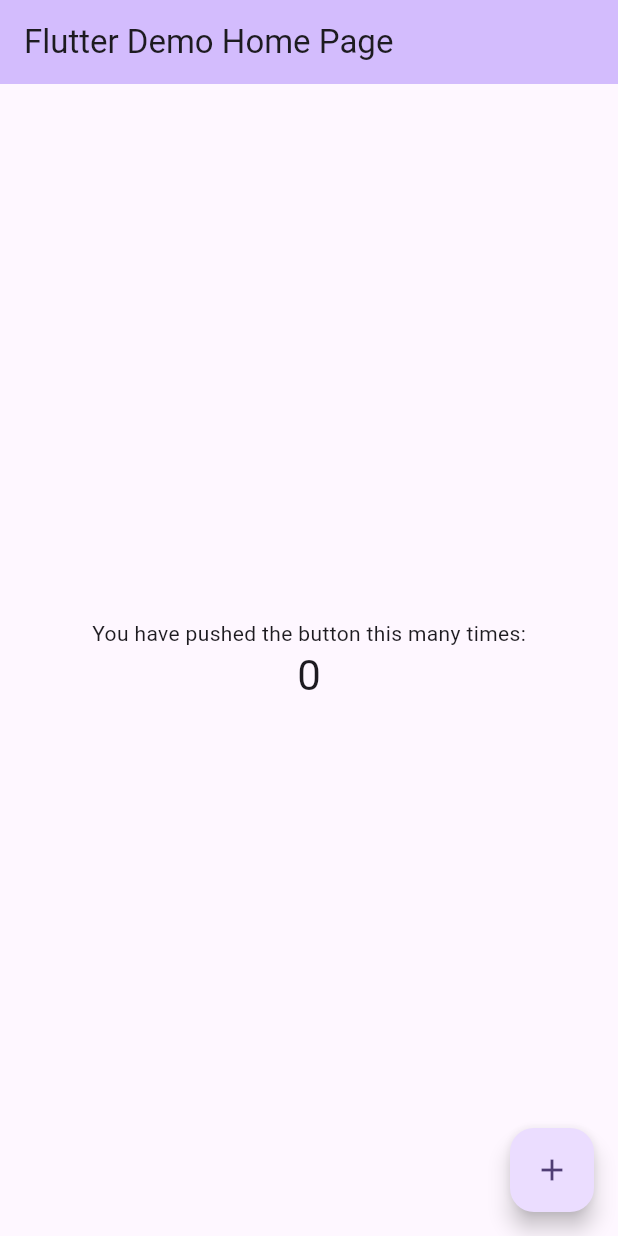
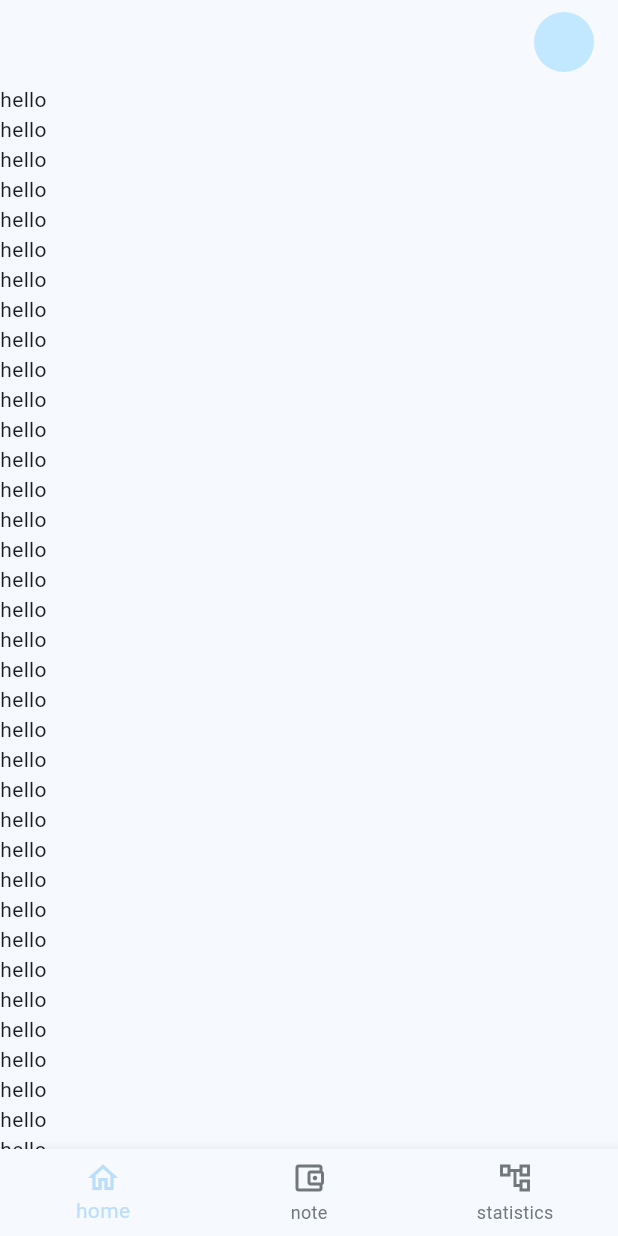
Before and after one commit to kilicmu/focus_now_mobile, a Flutter app: the screen it shows after launch, on a phone screen of 412 x 824 dp. Run offline on Flutter 3.47's test engine with Material 2 defaults, Android fonts, the phone set to English and light mode, and no system bars.

Commit message:
feat: app home sketch

```diff
--- /dev/null
+++ b/lib/l10n/intl_en.arb
@@ -0,0 +1,11 @@
+{
+  "@_APP": {},
+  "app_name": "Focus Now",
+  "app_title": "Focus Now",
+
+  "@_APP_HOME": {},
+  "app_bottom_bar_icon_home_name": "home",
+  "app_bottom_bar_icon_note_name": "note",
+  "app_bottom_bar_icon_statistics_name": "statistics",
+  "app_bottom_bar_icon_user_name": "user"
+}
--- /dev/null
+++ b/lib/l10n/intl_zh.arb
@@ -0,0 +1,11 @@
+{
+  "@_APP": {},
+  "app_name": "此刻",
+  "app_title": "此刻",
+
+  "@_APP_HOME": {},
+  "app_bottom_bar_icon_home_name": "首页",
+  "app_bottom_bar_icon_note_name": "轻记",
+  "app_bottom_bar_icon_statistics_name": "统计",
+  "app_bottom_bar_icon_user_name": "用户"
+}
--- a/lib/main.dart
+++ b/lib/main.dart
@@ -1,4 +1,9 @@
+import 'package:flutter/gestures.dart';
 import 'package:flutter/material.dart';
+import 'package:flutter_localizations/flutter_localizations.dart';
+import 'package:focus_now_mobile/page/home/index.dart';
+
+import 'generated/l10n.dart';
 
 void main() {
   runApp(const MyApp());
@@ -11,115 +16,69 @@ class MyApp extends StatelessWidget {
   @override
   Widget build(BuildContext context) {
     return MaterialApp(
-      title: 'Flutter Demo',
+      debugShowCheckedModeBanner: false,
       theme: ThemeData(
-        // This is the theme of your application.
-        //
-        // TRY THIS: Try running your application with "flutter run". You'll see
-        // the application has a blue toolbar. Then, without quitting the app,
-        // try changing the seedColor in the colorScheme below to Colors.green
-        // and then invoke "hot reload" (save your changes or press the "hot
-        // reload" button in a Flutter-supported IDE, or press "r" if you used
-        // the command line to start the app).
-        //
-        // Notice that the counter didn't reset back to zero; the application
-        // state is not lost during the reload. To reset the state, use hot
-        // restart instead.
-        //
-        // This works for code too, not just values: Most code changes can be
-        // tested with just a hot reload.
-        colorScheme: ColorScheme.fromSeed(seedColor: Colors.deepPurple),
+        brightness: Brightness.light,
+        colorScheme: ColorScheme.fromSeed(seedColor: const Color.fromRGBO(0x21, 0x65, 0x83, 1)),
+        backgroundColor: const Color.fromRGBO(0x38, 0x38, 0x38, 1),
+        buttonTheme: const ButtonThemeData(buttonColor: Color.fromRGBO(0xfb, 0x5d, 0x5d, 1)),
         useMaterial3: true,
       ),
-      home: const MyHomePage(title: 'Flutter Demo Home Page'),
+      home: const MyHomePage(),
+      localizationsDelegates: const [
+        S.delegate,
+        GlobalMaterialLocalizations.delegate,
+        GlobalCupertinoLocalizations.delegate,
+        GlobalWidgetsLocalizations.delegate
+      ],
+      // 讲zh设置为第一项,没有适配语言时，英语为首选项
+      supportedLocales: S.delegate.supportedLocales,
     );
   }
 }
 
 class MyHomePage extends StatefulWidget {
-  const MyHomePage({super.key, required this.title});
-
-  // This widget is the home page of your application. It is stateful, meaning
-  // that it has a State object (defined below) that contains fields that affect
-  // how it looks.
-
-  // This class is the configuration for the state. It holds the values (in this
-  // case the title) provided by the parent (in this case the App widget) and
-  // used by the build method of the State. Fields in a Widget subclass are
-  // always marked "final".
-
-  final String title;
+  const MyHomePage({super.key});
 
   @override
   State<MyHomePage> createState() => _MyHomePageState();
 }
 
 class _MyHomePageState extends State<MyHomePage> {
-  int _counter = 0;
-
-  void _incrementCounter() {
-    setState(() {
-      // This call to setState tells the Flutter framework that something has
-      // changed in this State, which causes it to rerun the build method below
-      // so that the display can reflect the updated values. If we changed
-      // _counter without calling setState(), then the build method would not be
-      // called again, and so nothing would appear to happen.
-      _counter++;
-    });
-  }
+  int _tabIdx = 0;
 
   @override
   Widget build(BuildContext context) {
-    // This method is rerun every time setState is called, for instance as done
-    // by the _incrementCounter method above.
-    //
-    // The Flutter framework has been optimized to make rerunning build methods
-    // fast, so that you can just rebuild anything that needs updating rather
-    // than having to individually change instances of widgets.
     return Scaffold(
       appBar: AppBar(
-        // TRY THIS: Try changing the color here to a specific color (to
-        // Colors.amber, perhaps?) and trigger a hot reload to see the AppBar
-        // change color while the other colors stay the same.
-        backgroundColor: Theme.of(context).colorScheme.inversePrimary,
-        // Here we take the value from the MyHomePage object that was created by
-        // the App.build method, and use it to set our appbar title.
-        title: Text(widget.title),
+        leadingWidth: 0,
+        surfaceTintColor: Colors.transparent,
+        backgroundColor: Theme.of(context).backgroundColor,
+        foregroundColor: Colors.transparent,
+        title: Row(children: [
+          Spacer(),
+          Builder(builder: (context) {
+            return GestureDetector(
+              onTap: () {
+                Scaffold.of(context).openDrawer();
+              },
+              child: CircleAvatar(),
+            );
+          })
+        ],),
       ),
-      body: Center(
-        // Center is a layout widget. It takes a single child and positions it
-        // in the middle of the parent.
-        child: Column(
-          // Column is also a layout widget. It takes a list of children and
-          // arranges them vertically. By default, it sizes itself to fit its
-          // children horizontally, and tries to be as tall as its parent.
-          //
-          // Column has various properties to control how it sizes itself and
-          // how it positions its children. Here we use mainAxisAlignment to
-          // center the children vertically; the main axis here is the vertical
-          // axis because Columns are vertical (the cross axis would be
-          // horizontal).
-          //
-          // TRY THIS: Invoke "debug painting" (choose the "Toggle Debug Paint"
-          // action in the IDE, or press "p" in the console), to see the
-          // wireframe for each widget.
-          mainAxisAlignment: MainAxisAlignment.center,
-          children: <Widget>[
-            const Text(
-              'You have pushed the button this many times:',
-            ),
-            Text(
-              '$_counter',
-              style: Theme.of(context).textTheme.headlineMedium,
-            ),
-          ],
-        ),
-      ),
-      floatingActionButton: FloatingActionButton(
-        onPressed: _incrementCounter,
-        tooltip: 'Increment',
-        child: const Icon(Icons.add),
-      ), // This trailing comma makes auto-formatting nicer for build methods.
+      drawer: Drawer(child: Text("hello")),
+      drawerEnableOpenDragGesture: false,
+      body: HomePage(activeIndex: _tabIdx),
+      bottomNavigationBar: BottomNavigationBar(items: [
+        BottomNavigationBarItem(icon: const Icon(Icons.home_outlined), label: S.of(context).app_bottom_bar_icon_home_name,),
+        BottomNavigationBarItem(icon: const Icon(Icons.account_balance_wallet_outlined), label: S.of(context).app_bottom_bar_icon_note_name,),
+        BottomNavigationBarItem(icon: const Icon(Icons.account_tree_outlined), label: S.of(context).app_bottom_bar_icon_statistics_name,),
+      ], currentIndex: _tabIdx, onTap: (idx) {
+        setState(() {
+          _tabIdx = idx;
+        });
+        }, backgroundColor: Theme.of(context).backgroundColor, unselectedItemColor: Theme.of(context).dividerColor, selectedItemColor: Theme.of(context).primaryColorLight),
     );
   }
 }
--- /dev/null
+++ b/lib/page/home/home/home.dart
@@ -0,0 +1,16 @@
+import 'package:flutter/material.dart';
+import 'package:flutter/widgets.dart';
+
+class HomeWidget extends StatefulWidget {
+  const HomeWidget({super.key});
+
+  @override
+  State<HomeWidget> createState() => _HomeWidgetState();
+}
+
+class _HomeWidgetState extends State<HomeWidget> {
+  @override
+  Widget build(BuildContext context) {
+    return ListView(children: [Text("hello"),Text("hello"),Text("hello"),Text("hello"),Text("hello"),Text("hello"),Text("hello"),Text("hello"),Text("hello"),Text("hello"),Text("hello"),Text("hello"),Text("hello"),Text("hello"),Text("hello"),Text("hello"),Text("hello"),Text("hello"),Text("hello"),Text("hello"),Text("hello"),Text("hello"),Text("hello"),Text("hello"),Text("hello"),Text("hello"),Text("hello"),Text("hello"),Text("hello"),Text("hello"),Text("hello"),Text("hello"),Text("hello"),Text("hello"),Text("hello"),Text("hello"),Text("hello"),Text("hello"),Text("hello"),Text("hello"),Text("hello"),Text("hello"),Text("hello"),Text("hello"),Text("hello"),Text("hello"),Text("hello"),Text("hello"),Text("hello"),Text("hello"),Text("hello"),Text("hello"),Text("hello"),Text("hello"),Text("hello"),Text("hello"),Text("hello"),Text("hello"),Text("hello"),Text("hello"),Text("hello"),Text("hello")]);
+  }
+}
--- /dev/null
+++ b/lib/page/home/index.dart
@@ -0,0 +1,29 @@
+import 'package:flutter/widgets.dart';
+import 'package:focus_now_mobile/page/home/home/home.dart';
+import 'package:focus_now_mobile/page/home/note/note.dart';
+import 'package:focus_now_mobile/page/home/statistics/statisics.dart';
+
+enum HomePageIndex {
+  home,
+  note,
+  statistics,
+}
+class HomePage extends StatelessWidget {
+  const HomePage({super.key, required this.activeIndex});
+
+  final int activeIndex;
+
+  @override
+  Widget build(BuildContext context) {
+    switch(activeIndex)  {
+      case 0:
+        return const HomeWidget();
+      case 1:
+        return const NoteWidget();
+      case 2:
+        return const StatisticsWidget();
+      default:
+        throw ErrorDescription("unknown home page index $activeIndex");
+    }
+  }
+}
--- a/pubspec.yaml
+++ b/pubspec.yaml
@@ -30,6 +30,9 @@ environment:
 dependencies:
   flutter:
     sdk: flutter
+  flutter_localizations:
+    sdk: flutter
+
 
 
   # The following adds the Cupertino Icons font to your application.
@@ -88,3 +91,5 @@ flutter:
   #
   # For details regarding fonts from package dependencies,
   # see https://flutter.dev/custom-fonts/#from-packages
+flutter_intl:
+  enabled: true
```
Also changed, not shown: lib/page/home/note/note.dart (added, +15 -0 lines), lib/page/home/statistics/statisics.dart (added, +15 -0 lines), lib/generated/intl/messages_all.dart (added), lib/generated/intl/messages_en.dart (added), lib/generated/intl/messages_zh.dart (added), lib/generated/l10n.dart (added), pubspec.lock.
